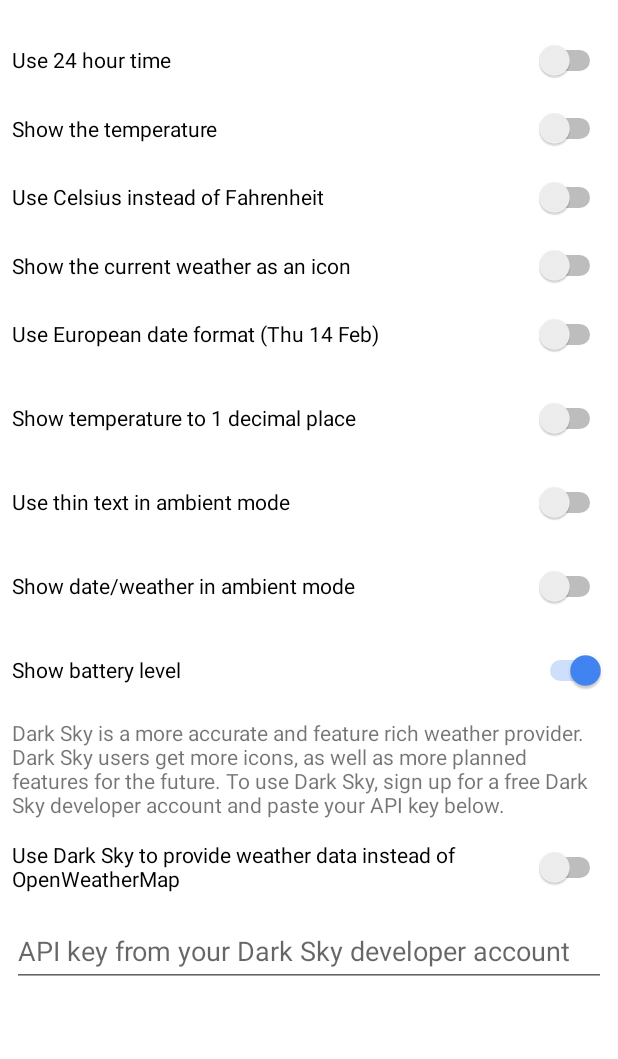
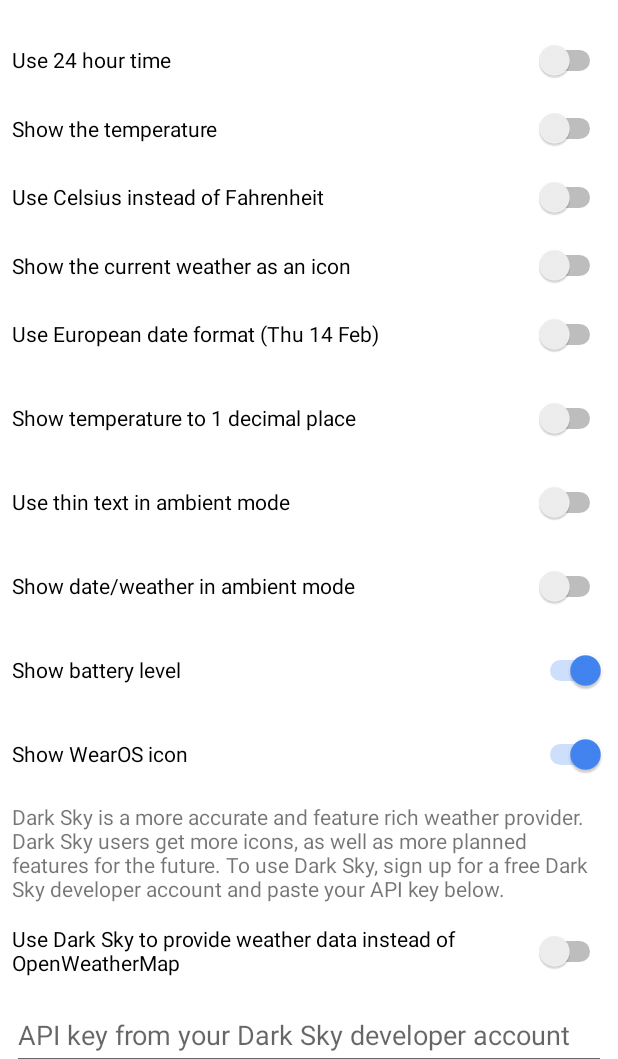
Before and after one commit to CorvetteCole/PixelWatchFace, an Android app: the screen it shows after launch (MainActivity), on a phone screen of 412 x 824 dp, the part 177-1236 px from its top. Run offline under Robolectric (Android 15) with nearby library versions, the phone set to English and light mode, and no system bars; libraries missing offline, so code that uses them is left out: com.anjlab.android; 2 statements that could not run were skipped.

Commit message:
- add toggle for wear os icon - simplify some code, add TODOs

```diff
--- a/phoneApp/src/main/java/com/corvettecole/pixelwatchface/MainActivity.java
+++ b/phoneApp/src/main/java/com/corvettecole/pixelwatchface/MainActivity.java
@@ -41,6 +41,7 @@ public class MainActivity extends AppCompatActivity implements BillingProcessor.
     private Switch useThinAmbientSwitch;
     private Switch showInfoBarAmbientSwitch;
     private Switch showBatterySwitch;
+    private Switch showWearIconSwitch;
 
     private EditText darkSkyKeyEditText;
 
@@ -55,6 +56,7 @@ public class MainActivity extends AppCompatActivity implements BillingProcessor.
     private boolean useThinAmbient;
     private boolean showInfoBarAmbient;
     private boolean showBattery;
+    private boolean showWearIcon;
     private BillingProcessor bp;
 
     String[] supportOptions = new String[]{"$1","$3","$5","$10"};
@@ -76,6 +78,7 @@ public class MainActivity extends AppCompatActivity implements BillingProcessor.
         useThinAmbientSwitch = findViewById(R.id.useThinAmbientSwitch);
         showInfoBarAmbientSwitch = findViewById(R.id.infoBarAmbientSwitch);
         showBatterySwitch = findViewById(R.id.batterySwitch);
+        showWearIconSwitch = findViewById(R.id.wearIconSwitch);
 
         darkSkyKeyEditText = findViewById(R.id.darkSkyEditText);
 
@@ -175,6 +178,17 @@ public class MainActivity extends AppCompatActivity implements BillingProcessor.
                 syncToWear();
             }
         });
+
+        showWearIconSwitch.setOnCheckedChangeListener(new CompoundButton.OnCheckedChangeListener() {
+            @Override
+            public void onCheckedChanged(CompoundButton buttonView, boolean isChecked) {
+                sharedPreferences.edit().putBoolean("show_wear_icon", isChecked).apply();
+                syncToWear();
+            }
+        });
+
+
+
         darkSkyKeyEditText.addTextChangedListener(new TextWatcher() {
             @Override
             public void beforeTextChanged(CharSequence s, int start, int count, int after) {
@@ -208,7 +222,7 @@ public class MainActivity extends AppCompatActivity implements BillingProcessor.
         useThinAmbient = sharedPreferences.getBoolean("use_thin_ambient", false);
         showInfoBarAmbient = sharedPreferences.getBoolean("show_infobar_ambient", false);
         showBattery = sharedPreferences.getBoolean("show_battery", true);
-
+        showWearIcon = sharedPreferences.getBoolean("show_wear_icon", true);
 
         darkSkyAPIKey = sharedPreferences.getString("dark_sky_api_key", "");
         useDarkSky = sharedPreferences.getBoolean("use_dark_sky", false);
@@ -242,6 +256,7 @@ public class MainActivity extends AppCompatActivity implements BillingProcessor.
         dataMap.putString("dark_sky_api_key", darkSkyAPIKey);
         dataMap.putBoolean("use_dark_sky", useDarkSky);
         dataMap.putBoolean("show_battery", showBattery);
+        dataMap.putBoolean("show_wear_icon", showWearIcon);
 
         putDataMapReq.getDataMap().putDataMap("com.corvettecole.pixelwatchface", dataMap);
         PutDataRequest putDataReq = putDataMapReq.asPutDataRequest();
@@ -274,6 +289,7 @@ public class MainActivity extends AppCompatActivity implements BillingProcessor.
         useThinAmbientSwitch.setChecked(useThinAmbient);
         showInfoBarAmbientSwitch.setChecked(showInfoBarAmbient);
         showBatterySwitch.setChecked(showBattery);
+        showWearIconSwitch.setChecked(showWearIcon);
         useDarkSkySwitch.setChecked(useDarkSky);
         darkSkyKeyEditText.setText(darkSkyAPIKey);
     }
--- a/phoneApp/src/main/res/layout/activity_main.xml
+++ b/phoneApp/src/main/res/layout/activity_main.xml
@@ -129,11 +129,9 @@
         android:layout_marginStart="8dp"
         android:layout_marginTop="8dp"
         android:layout_marginEnd="8dp"
-        android:contentDescription="testing testing"
         android:text="Use thin text in ambient mode"
         app:layout_constraintEnd_toEndOf="parent"
-        app:layout_constraintStart_toStartOf="parent"
-        app:layout_constraintTop_toBottomOf="@+id/temperaturePrecisionSwitch" />
+        app:layout_constraintStart_toStartOf="parent" />
 
     <Switch
         android:id="@+id/infoBarAmbientSwitch"
@@ -142,11 +140,9 @@
         android:layout_marginStart="8dp"
         android:layout_marginTop="8dp"
         android:layout_marginEnd="8dp"
-        android:contentDescription="testing testing"
         android:text="Show date/weather in ambient mode"
         app:layout_constraintEnd_toEndOf="parent"
-        app:layout_constraintStart_toStartOf="parent"
-        app:layout_constraintTop_toBottomOf="@+id/temperaturePrecisionSwitch" />
+        app:layout_constraintStart_toStartOf="parent" />
 
     <Switch
         android:id="@+id/batterySwitch"
@@ -157,8 +153,18 @@
         android:layout_marginEnd="8dp"
         android:text="Show battery level"
         app:layout_constraintEnd_toEndOf="parent"
-        app:layout_constraintStart_toStartOf="parent"
-        app:layout_constraintTop_toBottomOf="@+id/infoBarAmbientSwitch"/>
+        app:layout_constraintStart_toStartOf="parent" />
+
+    <Switch
+        android:id="@+id/wearIconSwitch"
+        android:layout_width="match_parent"
+        android:layout_height="48dp"
+        android:layout_marginStart="8dp"
+        android:layout_marginTop="8dp"
+        android:layout_marginEnd="8dp"
+        android:text="Show WearOS icon"
+        app:layout_constraintEnd_toEndOf="parent"
+        app:layout_constraintStart_toStartOf="parent" />
 
     <TextView
         android:id="@+id/darkSkyExplanation"
```
Also changed, not shown: wearApp/src/main/java/com/corvettecole/pixelwatchface/PixelWatchFace.java (+9 -6 lines), wearApp/src/main/java/com/corvettecole/pixelwatchface/Settings.java (+9 -1 lines).
